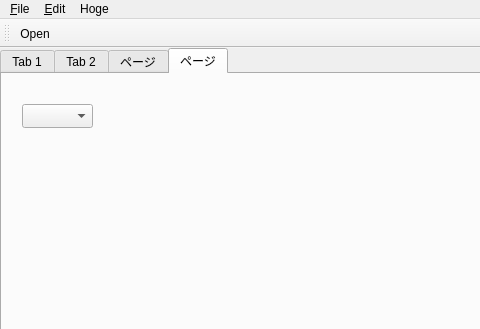
Qt form example/MainWindow.ui (soramimi/QtDarkStyle) before a commit; both pictures show x 0 to 480 and y 0 to 329 of the 765 by 445 pixel window.
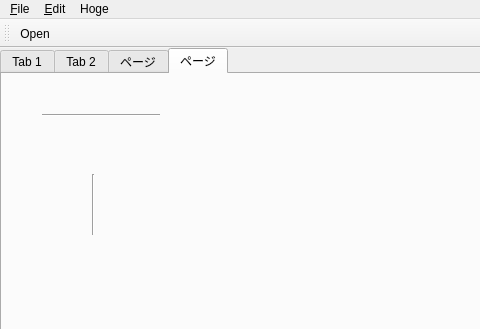
The same form after that commit. The open tabs and pages were chosen to show the change.

Commit message: CE_ShapedFrame修正

```diff
--- a/example/MainWindow.ui
+++ b/example/MainWindow.ui
@@ -194,6 +194,16 @@
             </item>
            </layout>
           </widget>
+          <widget class="QComboBox" name="comboBox">
+           <property name="geometry">
+            <rect>
+             <x>370</x>
+             <y>10</y>
+             <width>72</width>
+             <height>22</height>
+            </rect>
+           </property>
+          </widget>
          </widget>
         </item>
         <item row="0" column="1">
@@ -395,14 +405,30 @@
        <attribute name="title">
         <string>ページ</string>
        </attribute>
-       <widget class="QComboBox" name="comboBox">
+       <widget class="Line" name="line">
         <property name="geometry">
          <rect>
-          <x>20</x>
-          <y>30</y>
-          <width>71</width>
-          <height>24</height>
+          <x>40</x>
+          <y>40</y>
+          <width>118</width>
+          <height>3</height>
          </rect>
+        </property>
+        <property name="orientation">
+         <enum>Qt::Horizontal</enum>
+        </property>
+       </widget>
+       <widget class="Line" name="line_2">
+        <property name="geometry">
+         <rect>
+          <x>90</x>
+          <y>100</y>
+          <width>3</width>
+          <height>61</height>
+         </rect>
+        </property>
+        <property name="orientation">
+         <enum>Qt::Vertical</enum>
         </property>
        </widget>
       </widget>
```
Left out of the diff: 2 changed lines with no effect on the pictures. The commit also changes 1 other file.
